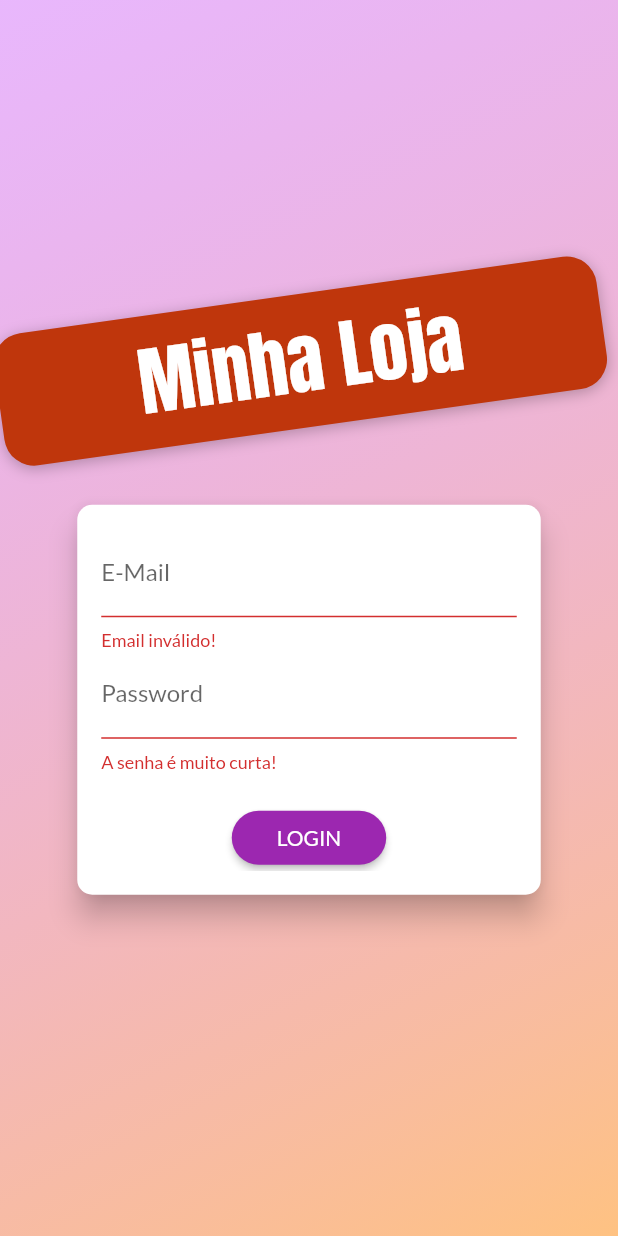
After one commit to CharlesGomes/minha_loja, a Flutter app: the screen it shows after launch, after a tap on "LOGIN", on a phone screen of 412 x 824 dp. The commit adds this screen. Run offline on Flutter 3.47's test engine with Material 2 defaults, Android fonts, the phone set to English and light mode, and no system bars; our stand-ins replace shared_preferences; network calls fail.

Commit message:
Adicionado modulo de Autenticação de usuario

```diff
--- a/lib/main.dart
+++ b/lib/main.dart
@@ -7,9 +7,14 @@ import './providers/produtos.dart';
 import './providers/carrinho.dart';
 import './screens/carrinho_screen.dart';
 import './providers/ordens.dart';
+import './providers/auth.dart';
 import './screens/ordens_screen.dart';
 import './screens/usuario_produto_screen.dart';
 import './screens/edit_produto_screen.dart';
+import './screens/auth_screen.dart';
+import 'providers/produtos.dart';
+import 'screens/produtos_overview_screen.dart';
+import './widgets/splash_screen.dart';
 
 void main() => runApp(MyApp());
 
@@ -20,27 +25,51 @@ class MyApp extends StatelessWidget {
     return MultiProvider(
         // Lista de providers
         providers: [
+          // Provider autenticação
+          ChangeNotifierProvider(
+            create: (ctx) => Auth(),
+          ),
           // Provider de Produtos
-        ChangeNotifierProvider(
-          create: (ctx) => Produtos(),
+          ChangeNotifierProxyProvider<Auth, Produtos>(
+            update: (ctx, auth, anteriorProdutos) => Produtos(
+              auth.token,
+              auth.userId,
+              anteriorProdutos == null ? [] : anteriorProdutos.itens,
+            ),
           ),
           // Provider carrinho de compras
           ChangeNotifierProvider(
             create: (ctx) => Carrinho(),
           ),
           // Provider ordem
-        ChangeNotifierProvider(
-          create: (ctx) => Ordens(),
+          ChangeNotifierProxyProvider<Auth, Ordens>(
+            update: (ctx, auth, anteriorOrdens) => Ordens(
+              auth.token,
+              auth.userId,
+              anteriorOrdens == null ? [] : anteriorOrdens.ordens,
             ),
-      ],
-      child: MaterialApp(
+          ),
+        ], // Reconstroi o material sempre que muda o estatus da autenticação
+        child: Consumer<Auth>(
+          builder: (ctx, auth, _) => MaterialApp(
             title: 'Minha Loja',
             theme: ThemeData(
               primarySwatch: Colors.purple,
               accentColor: Colors.deepOrange,
               fontFamily: 'Lato',
             ),
-        home: ProdutosOverviewScreen(),
+            // Seleciona a tela caso usuario logado ou não
+            home: auth.isAuth // Verifica se estamos autenticados
+                ? ProdutosOverviewScreen()
+                : FutureBuilder(
+                    future: auth
+                        .verificaAutoLogin(), // Verifica se usuario esta com login valido
+                    builder: (ctx, authResultSnapshot) => authResultSnapshot
+                                .connectionState ==
+                            ConnectionState.waiting
+                        ? SplashScreen() // Enquanto aguarda resulatdo mostrar uma tela(Widget) de espera
+                        : AuthScreen(), // Quando terminar a espera mostra a tela de autenticação
+                  ),
             // Rotas da aplicação
             routes: {
               ProdutoDetalheScreen.routeName: (ctx) => ProdutoDetalheScreen(),
@@ -50,7 +79,7 @@ class MyApp extends StatelessWidget {
               EditProdutoScreen.routeName: (ctx) => EditProdutoScreen(),
             },
           ),
-    );
+        ));
   }
 }
 
--- /dev/null
+++ b/lib/providers/auth.dart
@@ -0,0 +1,139 @@
+import 'dart:convert';
+import 'dart:async';
+
+import 'package:flutter/widgets.dart';
+import 'package:http/http.dart' as http;
+import 'package:shared_preferences/shared_preferences.dart';
+
+import '../models/http_exception.dart';
+
+class Auth with ChangeNotifier {
+  String _token;
+  DateTime _expiryDate;
+  String _userId;
+  Timer _authTimer;
+
+// Retorna o token se ele for valido
+  bool get isAuth {
+    return token != null;
+  }
+
+// Verifica se o token é valido
+  String get token {
+    if (_expiryDate != null &&
+        _expiryDate.isAfter(DateTime.now()) &&
+        _token != null) {
+      return _token;
+    }
+    return null;
+  }
+
+  String get userId {
+    return _userId;
+  }
+
+// Metodo para autenticar usuario
+  Future<void> _autenticar(
+      String email, String password, String urlSegment) async {
+    final url =
+        'https://www.googleapis.com/identitytoolkit/v3/relyingparty/$urlSegment?key=AIzaSyBWs-SO5t4Rbi-kg3cjldltEmlyxJk05IE';
+    try {
+      final response = await http.post(
+        url,
+        body: json.encode(
+          {
+            'email': email,
+            'password': password,
+            'returnSecureToken': true,
+          },
+        ),
+      );
+      final respostaData = json.decode(response.body);
+      if (respostaData['error'] != null) {
+        throw HttpException(respostaData['error']['message']);
+      }
+      _token = respostaData['idToken']; // Recebe o token caso não haja erro
+      _userId = respostaData['localId']; // Recebe o id
+      _expiryDate = DateTime.now().add(
+        Duration(
+          seconds: int.parse(
+            respostaData['expiresIn'],
+          ), // Tempo para exprirar o token
+        ),
+      );
+      _autoLogout(); // Chama o metodo que desloga caso token expire
+      notifyListeners();
+      // Vai ler e escrevar dados no dispositivo
+      final prefs = await SharedPreferences.getInstance();
+      final userData = json.encode(
+        {
+          'token': _token,
+          'userId': _userId,
+          'expiryDate': _expiryDate.toIso8601String(),
+        },
+      );
+      prefs.setString('userData', userData);
+    } catch (error) {
+      throw error;
+    }
+  }
+
+// Metodo para inscrever usuario
+  Future<void> signup(String email, String password) async {
+    return _autenticar(email, password, 'signupNewUser');
+  }
+
+// Metodo para logar usuario
+  Future<void> login(String email, String password) async {
+    return _autenticar(email, password, 'verifyPassword');
+  }
+
+// Verifica se temos um login ativo valido
+  Future<bool> verificaAutoLogin() async {
+    final prefs = await SharedPreferences.getInstance();
+    // Verifica se existe dados de login validos
+    if (!prefs.containsKey('userData')) {
+      return false;
+    }
+    // Extrai os dados de login de usuario armazenados
+    final extrairUserData =
+        json.decode(prefs.getString('userData')) as Map<String, Object>;
+    final expiryDate = DateTime.parse(extrairUserData['expiryDate']);
+
+// Verifica se o token é valido verificando o tempo do token
+    if (expiryDate.isBefore(DateTime.now())) {
+      return false;
+    }
+    _token = extrairUserData['token'];
+    _userId = extrairUserData['userId'];
+    _expiryDate = expiryDate;
+    _autoLogout();
+    notifyListeners();
+    return true;
+  }
+
+// Desloga usuario
+  Future<void> logout() async {
+    _token = null;
+    _userId = null;
+    _expiryDate = null;
+    if (_authTimer != null) {
+      _authTimer.cancel();
+      _authTimer = null;
+    }
+    notifyListeners();
+    // Limpa os dados de login de usuario
+    final prefs = await SharedPreferences.getInstance();
+    prefs.clear();
+  }
+
+// Desloga usuario automaticamente caso tempo expire
+  void _autoLogout() {
+    // Se cronometro existir cancela o cronometro existente
+    if (_authTimer != null) {
+      _authTimer.cancel();
+    }
+    final tempoExpiracao = _expiryDate.difference(DateTime.now()).inSeconds;
+    _authTimer = Timer(Duration(seconds: tempoExpiracao), logout);
+  }
+}
--- /dev/null
+++ b/lib/screens/auth_screen.dart
@@ -0,0 +1,279 @@
+import 'dart:math';
+
+import 'package:flutter/material.dart';
+import 'package:provider/provider.dart';
+
+import '../models/http_exception.dart';
+import '../providers/auth.dart';
+
+enum AuthMode { Signup, Login }
+
+class AuthScreen extends StatelessWidget {
+  static const routeName = '/auth';
+
+  @override
+  Widget build(BuildContext context) {
+    final deviceSize = MediaQuery.of(context).size;
+    // final transformConfig = Matrix4.rotationZ(-8 * pi / 180);
+    // transformConfig.translate(-10.0);
+    return Scaffold(
+      // resizeToAvoidBottomInset: false,
+      body: Stack(
+        children: <Widget>[
+          Container(
+            decoration: BoxDecoration(
+              gradient: LinearGradient(
+                colors: [
+                  Color.fromRGBO(215, 117, 255, 1).withOpacity(0.5),
+                  Color.fromRGBO(255, 188, 117, 1).withOpacity(0.9),
+                ],
+                begin: Alignment.topLeft,
+                end: Alignment.bottomRight,
+                stops: [0, 1],
+              ),
+            ),
+          ),
+          SingleChildScrollView(
+            child: Container(
+              height: deviceSize.height,
+              width: deviceSize.width,
+              child: Column(
+                mainAxisAlignment: MainAxisAlignment.center,
+                crossAxisAlignment: CrossAxisAlignment.center,
+                children: <Widget>[
+                  Flexible(
+                    child: Container(
+                      margin: EdgeInsets.only(bottom: 20.0),
+                      padding:
+                          EdgeInsets.symmetric(vertical: 8.0, horizontal: 94.0),
+                      transform: Matrix4.rotationZ(-8 * pi / 180)
+                        ..translate(-10.0),
+                      // ..translate(-10.0),
+                      decoration: BoxDecoration(
+                        borderRadius: BorderRadius.circular(20),
+                        color: Colors.deepOrange.shade900,
+                        boxShadow: [
+                          BoxShadow(
+                            blurRadius: 8,
+                            color: Colors.black26,
+                            offset: Offset(0, 2),
+                          )
+                        ],
+                      ),
+                      child: Text(
+                        'Minha Loja',
+                        style: TextStyle(
+                          color: Theme.of(context).accentTextTheme.title.color,
+                          fontSize: 50,
+                          fontFamily: 'Anton',
+                          fontWeight: FontWeight.normal,
+                        ),
+                      ),
+                    ),
+                  ),
+                  Flexible(
+                    flex: deviceSize.width > 600 ? 2 : 1,
+                    child: AuthCard(),
+                  ),
+                ],
+              ),
+            ),
+          ),
+        ],
+      ),
+    );
+  }
+}
+
+class AuthCard extends StatefulWidget {
+  const AuthCard({
+    Key key,
+  }) : super(key: key);
+
+  @override
+  _AuthCardState createState() => _AuthCardState();
+}
+
+class _AuthCardState extends State<AuthCard> {
+  final GlobalKey<FormState> _formKey = GlobalKey();
+  AuthMode _authMode = AuthMode.Login;
+  Map<String, String> _authData = {
+    'email': '',
+    'password': '',
+  };
+  var _isLoading = false;
+  final _passwordController = TextEditingController();
+
+  void _showErroDialog(String mensagem) {
+    showDialog(
+      context: context,
+      builder: (ctx) => AlertDialog(
+        title: Text('Ocorreu um erro!'),
+        content: Text(mensagem),
+        actions: <Widget>[
+          FlatButton(
+            child: Text('Ok'),
+            onPressed: () {
+              Navigator.of(ctx).pop();
+            },
+          ),
+        ],
+      ),
+    );
+  }
+
+  Future<void> _submit() async {
+    if (!_formKey.currentState.validate()) {
+      // Invalid!
+      return;
+    }
+    _formKey.currentState.save();
+    setState(() {
+      _isLoading = true;
+    });
+
+    try {
+      if (_authMode == AuthMode.Login) {
+        // Login do usuário
+        await Provider.of<Auth>(context, listen: false).login(
+          _authData['email'],
+          _authData['password'],
+        );
+      } else {
+        // Inscrever usuário
+        await Provider.of<Auth>(context, listen: false).signup(
+          _authData['email'],
+          _authData['password'],
+        );
+      }
+      //Navigator.of(context).pushReplacementNamed('/produtos-overview');
+    } on HttpException catch (error) {
+      var erroMensagem = 'Falha na autenticação.';
+      if (error.toString().contains('EMAIL_EXISTS')) {
+        erroMensagem = 'Email ja pertence a um usuario!';
+      } else if (error.toString().contains('INVALID_EMAIL')) {
+        erroMensagem = 'Email inválido!';
+      } else if (error.toString().contains('WEAK_PASSWORD')) {
+        erroMensagem = 'Senha muito pequena!';
+      } else if (error.toString().contains('EMAIL_NOT_FOUND')) {
+        erroMensagem = 'Senha muito pequena!';
+      } else if (error.toString().contains('INVALID_PASSWORD')) {
+        erroMensagem = 'Senha inválida!';
+      }
+      _showErroDialog(erroMensagem);
+    } catch (error) {
+      // Captura erros genericos
+      const erroMensagem =
+          'Problemas com a autenticação. Tente novamente mais tarde.';
+      _showErroDialog(erroMensagem);
+    }
+
+    setState(() {
+      _isLoading = false;
+    });
+  }
+
+  void _switchAuthMode() {
+    if (_authMode == AuthMode.Login) {
+      setState(() {
+        _authMode = AuthMode.Signup;
+      });
+    } else {
+      setState(() {
+        _authMode = AuthMode.Login;
+      });
+    }
+  }
+
+  @override
+  Widget build(BuildContext context) {
+    final deviceSize = MediaQuery.of(context).size;
+    return Card(
+      shape: RoundedRectangleBorder(
+        borderRadius: BorderRadius.circular(10.0),
+      ),
+      elevation: 8.0,
+      child: Container(
+        height: _authMode == AuthMode.Signup ? 320 : 260,
+        constraints:
+            BoxConstraints(minHeight: _authMode == AuthMode.Signup ? 320 : 260),
+        width: deviceSize.width * 0.75,
+        padding: EdgeInsets.all(16.0),
+        child: Form(
+          key: _formKey,
+          child: SingleChildScrollView(
+            child: Column(
+              children: <Widget>[
+                TextFormField(
+                  decoration: InputDecoration(labelText: 'E-Mail'),
+                  keyboardType: TextInputType.emailAddress,
+                  validator: (value) {
+                    if (value.isEmpty || !value.contains('@')) {
+                      return 'Email inválido!';
+                    }
+                  },
+                  onSaved: (value) {
+                    _authData['email'] = value;
+                  },
+                ),
+                TextFormField(
+                  decoration: InputDecoration(labelText: 'Password'),
+                  obscureText: true,
+                  controller: _passwordController,
+                  validator: (value) {
+                    if (value.isEmpty || value.length < 5) {
+                      return 'A senha é muito curta!';
+                    }
+                  },
+                  onSaved: (value) {
+                    _authData['password'] = value;
+                  },
+                ),
+                if (_authMode == AuthMode.Signup)
+                  TextFormField(
+                    enabled: _authMode == AuthMode.Signup,
+                    decoration:
+                        InputDecoration(labelText: 'Confirmar Password'),
+                    obscureText: true,
+                    validator: _authMode == AuthMode.Signup
+                        ? (value) {
+                            if (value != _passwordController.text) {
+                              return 'As senhas não coincidem!';
+                            }
+                          }
+                        : null,
+                  ),
+                SizedBox(
+                  height: 20,
+                ),
+                if (_isLoading)
+                  CircularProgressIndicator()
+                else
+                  RaisedButton(
+                    child: Text(
+                        _authMode == AuthMode.Login ? 'LOGIN' : 'INSCREVER-SE'),
+                    onPressed: _submit,
+                    shape: RoundedRectangleBorder(
+                      borderRadius: BorderRadius.circular(30),
+                    ),
+                    padding:
+                        EdgeInsets.symmetric(horizontal: 30.0, vertical: 8.0),
+                    color: Theme.of(context).primaryColor,
+                    textColor: Theme.of(context).primaryTextTheme.button.color,
+                  ),
+                FlatButton(
+                  child: Text(
+                      '${_authMode == AuthMode.Login ? 'INSCREVER-SE' : 'LOGIN'} '),
+                  onPressed: _switchAuthMode,
+                  padding: EdgeInsets.symmetric(horizontal: 30.0, vertical: 4),
+                  materialTapTargetSize: MaterialTapTargetSize.shrinkWrap,
+                  textColor: Theme.of(context).primaryColor,
+                ),
+              ],
+            ),
+          ),
+        ),
+      ),
+    );
+  }
+}
--- a/lib/widgets/produto_item.dart
+++ b/lib/widgets/produto_item.dart
@@ -3,6 +3,7 @@ import '../screens/produto_detalhe_screen.dart';
 import 'package:provider/provider.dart';
 import '../providers/produto.dart';
 import '../providers/carrinho.dart';
+import '../providers/auth.dart';
 
 class ProdutoItem extends StatelessWidget {
   // final String id;
@@ -17,6 +18,7 @@ class ProdutoItem extends StatelessWidget {
     // OBS: listen false - não reconstroi o widget caso haja alteração
     final produto = Provider.of<Produto>(context, listen: false);
     final carrinho = Provider.of<Carrinho>(context, listen: false);
+    final authData = Provider.of<Auth>(context, listen: false);
     return ClipRRect(
       // Usado para arrendodar as bordas de um retangulo
       borderRadius: BorderRadius.circular(10),
@@ -45,7 +47,7 @@ class ProdutoItem extends StatelessWidget {
                   produto.isFavorito ? Icons.favorite : Icons.favorite_border),
               onPressed: () {
                 // Chamo a função que alterar estatus de favorito
-                produto.alteraFavoritoStatus();
+                produto.alteraFavoritoStatus(authData.token, authData.userId);
               },
               color: Theme.of(context).accentColor,
             ),
--- /dev/null
+++ b/lib/widgets/splash_screen.dart
@@ -0,0 +1,13 @@
+import 'package:flutter/material.dart';
+
+class SplashScreen extends StatelessWidget {
+  @override
+  Widget build(BuildContext context) {
+    return Scaffold(
+      body: Center(
+        // Pode mostrar: logotipo, alguma imagem ...
+        child: Text('Loading...'),
+      ),
+    );
+  }
+}
--- a/pubspec.yaml
+++ b/pubspec.yaml
@@ -26,6 +26,7 @@ dependencies:
   provider: ^4.3.2+1
   intl: ^0.16.1
   http: ^0.12.2
+  shared_preferences: ^0.5.10
 
 
   # The following adds the Cupertino Icons font to your application.
```
Also changed, not shown: lib/providers/ordens.dart (+67 -9 lines), lib/providers/produto.dart (+8 -6 lines), lib/providers/produtos.dart (+28 -27 lines), lib/screens/ordens_screen.dart (+26 -5 lines), lib/screens/usuario_produto_screen.dart (+17 -6 lines), lib/widgets/app_drawer.dart (+22 -6 lines), pubspec.lock. Lines whose indentation alone changed are shown as unchanged.
